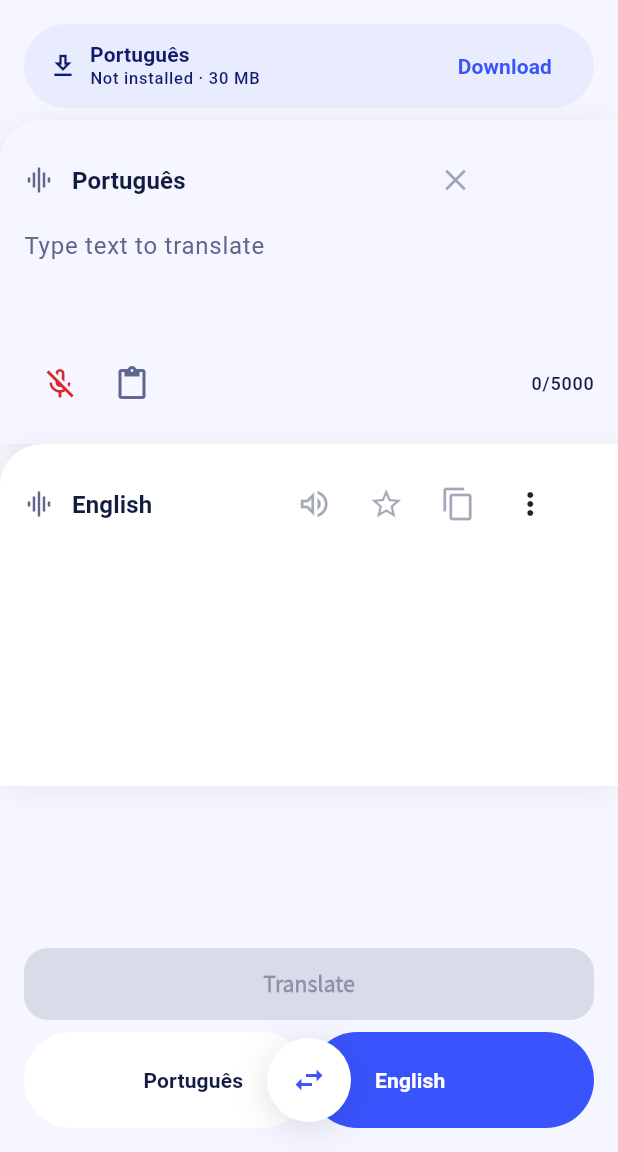
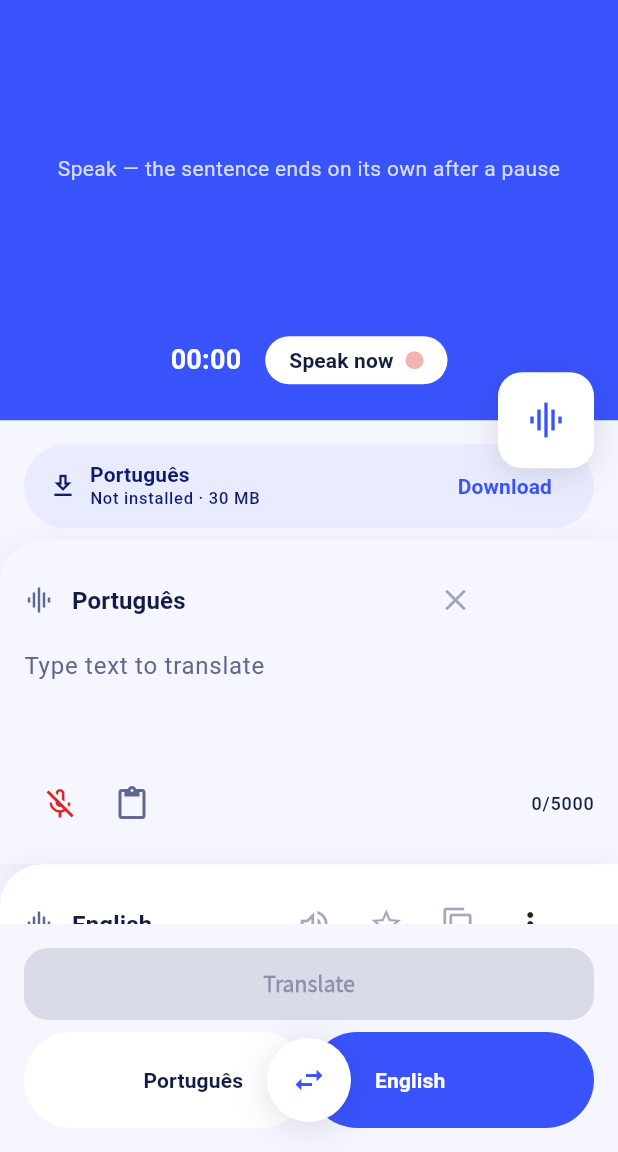
Before and after one commit to Paulokkkkkkkkk/Translatoo, a Flutter app: the screen it shows after launch, after a tap on the "mic none" icon, on a phone screen of 412 x 824 dp, the part 84-1236 px from its top. Run offline on Flutter 3.47's test engine with Material 3 defaults, Android fonts, the phone set to English and light mode, and no system bars; our stand-ins replace connectivity_plus, flutter_tts, permission_handler, shared_preferences; missing offline and left inert: google_mlkit_translation, record, whisper_ggml.

Commit message:
feat(ds): modo voz do case — bloco expandido, onda no cabecalho e botao de modo
A tela de voz que o case desenha nunca tinha sido implementada: a F2.5
entregou a escuta como bottom sheet, e o design system especifica desde a
F0.10 um bloco de marca que CRESCE para ~40% com a onda dentro.

BOTAO DE MODO (§5.3 · §P4). Squircle de 64 dp, plano 3, posicionado para
TRANSBORDAR o limite entre bloco de marca e painel — o Stack usa
clipBehavior: none, senao ele seria recortado, e e justamente o transbordo
que faz dele o unico elemento que quebra a grade. Alterna DIRETO, sem
overlay: a §9.2 diz que overlay para escolher entre duas coisas e
cerimonia sem conteudo. Lado de 64 dp usa radiusMd, nao radiusLg — abaixo
de 96 dp o raio grande deforma o quadrado em circulo (§2).

BLOCO DE VOZ (§5.11, nova). Continua visualmente a AppBar: mesma
colorPrimary, sem separador. Onda em colorOnPrimary (§5.7) — a cor virou
parametro do Waveform, que a §5.9 ja previa. Cronometro e pilula de
estado com o ponto de gravacao abaixo dela.

O PARCIAL NAO FICA NO BLOCO: vai para o painel de origem, como no case. O
bloco de marca e da onda; o texto e do painel. E preview — nao toca em
sourceText, entao cancelar continua restaurando (AC-M2-4).

DUAS REGRAS DE ESTADO que a folha nao tinha:
- Sair do modo voz durante a escuta CANCELA. Trocar de modo e desistir do
  ditado; finalizar traduziria algo que o usuario abandonou.
- Terminar a escuta NAO sai do modo. O bloco e tela, nao overlay — quem
  sai dele e o botao de modo. A folha se fechava sozinha; esta e a
  diferenca de comportamento que os testes agora fixam.

FOLHA DE ESCUTA REMOVIDA (decisao do product owner na #58). listening_
sheet.dart sai, a §5.9 fica marcada como HISTORICA, e o WaveformPlaceholder
virou codigo morto junto — tambem removido.

193 testes verdes. Nao verificado em aparelho: o device se desconectou
antes da instalacao.

Closes #58

Co-Authored-By: Claude Opus 5 <noreply@anthropic.com>

```diff
--- a/lib/core/constants/app_strings.dart
+++ b/lib/core/constants/app_strings.dart
@@ -70,7 +70,10 @@ abstract final class AppStrings {
   String get micRationaleBody;
   String get micBlockedBody;
 
-  // Ditado (F2.5)
+  // Modo de tradução (§5.3 · §9.2) e ditado (F2.5)
+  String get modeText;
+  String get modeVoice;
+  String get actionSpeakNow;
   String get actionStopDictation;
   String get actionFinishDictation;
   String get dictationListening;
@@ -187,6 +190,12 @@ final class _PtStrings extends AppStrings {
   String get actionDictate => 'Ditar';
   @override
   String get micRationaleTitle => 'Usar o microfone?';
+  @override
+  String get modeText => 'Modo texto';
+  @override
+  String get modeVoice => 'Modo voz';
+  @override
+  String get actionSpeakNow => 'Falar agora';
   @override
   String get actionStopDictation => 'Parar de ouvir';
   @override
@@ -337,6 +346,12 @@ final class _EnStrings extends AppStrings {
   @override
   String get micRationaleTitle => 'Use the microphone?';
   @override
+  String get modeText => 'Text mode';
+  @override
+  String get modeVoice => 'Voice mode';
+  @override
+  String get actionSpeakNow => 'Speak now';
+  @override
   String get actionStopDictation => 'Stop listening';
   @override
   String get actionFinishDictation => 'Done';
@@ -485,6 +500,12 @@ final class _ZhStrings extends AppStrings {
   @override
   String get micRationaleTitle => '使用麦克风？';
   @override
+  String get modeText => '文字模式';
+  @override
+  String get modeVoice => '语音模式';
+  @override
+  String get actionSpeakNow => '开始说话';
+  @override
   String get actionStopDictation => '停止聆听';
   @override
   String get actionFinishDictation => '完成';
--- a/lib/ui/screens/translate_screen.dart
+++ b/lib/ui/screens/translate_screen.dart
@@ -16,10 +16,11 @@ import '../../state/translator_view_model.dart';
 import '../../state/tts_view_model.dart';
 import '../widgets/download_progress_card.dart';
 import '../widgets/language_bar.dart';
-import '../widgets/listening_sheet.dart';
 import '../widgets/mic_button.dart';
+import '../widgets/mode_button.dart';
 import '../widgets/shimmer_box.dart';
 import '../widgets/translation_panel.dart';
+import '../widgets/voice_block.dart';
 
 /// Tela Traduzir (F1.6 — PRD §3.1): cartões duplos origem/destino com ⇄
 /// central, tradução automática por debounce e fluxo de download embutido.
@@ -37,6 +38,10 @@ class TranslateScreen extends StatefulWidget {
 class _TranslateScreenState extends State<TranslateScreen> {
   final TextEditingController _controller = TextEditingController();
   TranslatorViewModel? _observed;
+
+  /// Modo ativo (§9.2). Com 2 modos o botão do canto alterna direto — estado
+  /// local basta: nenhum serviço nem outra tela precisa saber disto.
+  TranslateMode _mode = TranslateMode.text;
   AppException? _lastShownError;
   TtsViewModel? _observedTts;
   ErrorCode? _lastTtsError;
@@ -204,9 +209,29 @@ class _TranslateScreenState extends State<TranslateScreen> {
     final t = AppStrings.of(context);
     final manager = context.read<ModelManagerService>();
 
-    return Column(
+    final voice = _mode == TranslateMode.voice;
+    // §4: bloco de marca a ~40% da altura útil no modo voz (medido no case).
+    final voiceHeight = MediaQuery.sizeOf(context).height * 0.34;
+
+    return Stack(
+      // §P4: o botão de modo TRANSBORDA o limite entre bloco e painel. Sem
+      // isto ele seria recortado — e é justamente o transbordo que faz dele o
+      // único elemento que quebra a grade.
+      clipBehavior: Clip.none,
+      children: [
+        Column(
           crossAxisAlignment: CrossAxisAlignment.stretch,
           children: [
+            // ── Faixa 1 da §4: bloco de marca (só cresce no modo voz) ───────────
+            AnimatedSize(
+              duration: const Duration(milliseconds: 280),
+              curve: Curves.easeOutCubic, // §7: painel subindo
+              alignment: Alignment.topCenter,
+              child: voice
+                  ? VoiceBlock(height: voiceHeight)
+                  : const SizedBox(width: double.infinity, height: 0),
+            ),
+
             // ── Faixas 2 e 3 da §4: pilha de painéis ────────────────────────────
             // Painéis SANGRAM até a borda (§4) e são empilhados sem gap: o topo
             // arredondado do painel seguinte cobre a borda reta do anterior, que é
@@ -242,6 +267,7 @@ class _TranslateScreenState extends State<TranslateScreen> {
                     _OriginPanel(
                       controller: _controller,
                       onPaste: _pasteFromClipboard,
+                      onEnterVoiceMode: _enterVoiceMode,
                     ),
                     _DestinationPanel(onCopy: _copyTranslation),
                   ],
@@ -282,10 +308,12 @@ class _TranslateScreenState extends State<TranslateScreen> {
                     source: source,
                     target: target,
                     enabled: !translating,
-                onSelectSource: (language) =>
-                    context.read<TranslatorViewModel>().selectSource(language),
-                onSelectTarget: (language) =>
-                    context.read<TranslatorViewModel>().selectTarget(language),
+                    onSelectSource: (language) => context
+                        .read<TranslatorViewModel>()
+                        .selectSource(language),
+                    onSelectTarget: (language) => context
+                        .read<TranslatorViewModel>()
+                        .selectTarget(language),
                     onSwap: () => _observed!.swapLanguages(),
                     sourceSemanticLabel: t.originLabel,
                     targetSemanticLabel: t.destinationLabel,
@@ -295,7 +323,38 @@ class _TranslateScreenState extends State<TranslateScreen> {
               ),
             ),
           ],
+        ),
+        // Botão de modo (§5.3): metade sobre o bloco de marca, metade sobre o
+        // painel. Em modo voz o limite desce junto com o bloco.
+        Positioned(
+          top: (voice ? voiceHeight : 0) - ModeButton.size / 2,
+          right: AppSpacing.md,
+          child: ModeButton(mode: _mode, onToggle: _toggleMode),
+        ),
+      ],
     );
+  }
+
+  /// Entra no modo voz sem alternar — usado pelo 🎤 do painel de origem.
+  void _enterVoiceMode() {
+    if (_mode != TranslateMode.voice) {
+      setState(() => _mode = TranslateMode.voice);
+    }
+  }
+
+  /// Alterna Texto ↔ Voz. Sair do modo voz durante a escuta CANCELA — trocar de
+  /// modo é desistir do ditado, e finalizar traduziria algo que o usuário
+  /// abandonou.
+  void _toggleMode() {
+    final speech = context.read<SpeechViewModel>();
+    setState(() {
+      _mode = _mode == TranslateMode.text
+          ? TranslateMode.voice
+          : TranslateMode.text;
+    });
+    if (_mode == TranslateMode.text && speech.isDictating) {
+      unawaited(speech.cancel());
+    }
   }
 
   /// Primeiro idioma do par corrente que impede a tradução (download em curso
@@ -318,10 +377,15 @@ class _TranslateScreenState extends State<TranslateScreen> {
 /// Painel de ORIGEM (§4 faixa 2 · §5.1). Superfície `colorBackground` — um
 /// degrau mais escuro que o destino, pela inversão deliberada da §3.
 class _OriginPanel extends StatelessWidget {
-  const _OriginPanel({required this.controller, required this.onPaste});
+  const _OriginPanel({
+    required this.controller,
+    required this.onPaste,
+    required this.onEnterVoiceMode,
+  });
 
   final TextEditingController controller;
   final Future<void> Function() onPaste;
+  final VoidCallback onEnterVoiceMode;
 
   @override
   Widget build(BuildContext context) {
@@ -349,12 +413,36 @@ class _OriginPanel extends StatelessWidget {
           ),
         ],
       ),
-      footer: _OriginFooter(onPaste: onPaste),
+      footer: _OriginFooter(
+        onPaste: onPaste,
+        onEnterVoiceMode: onEnterVoiceMode,
+      ),
+      // Durante a escuta o painel mostra o PARCIAL, não o campo de digitação:
+      // é onde o case exibe o texto reconhecido, enquanto a onda fica no bloco
+      // de marca. O parcial é preview — não toca em `sourceText`, e por isso
+      // cancelar continua restaurando o texto anterior (AC-M2-4).
+      child: Selector<SpeechViewModel, (bool, String)>(
+        selector: (_, vm) => (vm.isDictating, vm.partialText),
+        builder: (context, data, child) {
+          final (dictating, partial) = data;
+          if (!dictating) return child!;
+          return Text(
+            partial.isEmpty ? t.dictationHint : partial,
+            // §5.1: parcial é itálico e secundário — sinaliza que o texto ainda
+            // vai ser reescrito pelo motor.
+            style: Theme.of(context).textTheme.bodyLarge?.copyWith(
+              color: Theme.of(context).colorScheme.onSurfaceVariant,
+              fontStyle: FontStyle.italic,
+            ),
+          );
+        },
         child: TextField(
           controller: controller,
           // RF-M2-07: digitar durante a escuta disputaria o mesmo campo que o
           // ditado vai preencher.
-        enabled: !context.select<SpeechViewModel, bool>((vm) => vm.isDictating),
+          enabled: !context.select<SpeechViewModel, bool>(
+            (vm) => vm.isDictating,
+          ),
           maxLines: null,
           minLines: 3,
           keyboardType: TextInputType.multiline,
@@ -370,6 +458,7 @@ class _OriginPanel extends StatelessWidget {
             isDense: true,
             contentPadding: EdgeInsets.zero,
             hintText: t.sourceHint,
+          ),
         ),
       ),
     );
@@ -399,9 +488,13 @@ class _OriginPanel extends StatelessWidget {
 /// Rodapé do cartão origem (F1.6): 🎤 placeholder F2 · colar · contador n/5000
 /// com aviso de truncamento. Rebuild cirúrgico — só o rodapé reage ao texto.
 class _OriginFooter extends StatelessWidget {
-  const _OriginFooter({required this.onPaste});
+  const _OriginFooter({required this.onPaste, required this.onEnterVoiceMode});
 
   final Future<void> Function() onPaste;
+
+  /// O 🎤 leva ao modo voz (§4): desde a #58 a escuta acontece no bloco de
+  /// marca expandido, e não mais numa folha sobreposta.
+  final VoidCallback onEnterVoiceMode;
 
   /// Toque no 🎤 (F2.5). O que fazer depende do estado, e não do que a UI
   /// acha que está acontecendo — a máquina de estados é a fonte da verdade.
@@ -421,14 +514,16 @@ class _OriginFooter extends StatelessWidget {
         // RF-M2-07: o microfone e a voz não dividem o mesmo instante — se uma
         // tradução está sendo lida, o ditado a interrompe antes de começar.
         unawaited(context.read<TtsViewModel>().stop());
+        // Entra no modo voz ANTES de pedir permissão: o bloco de marca já
+        // cresce, e o diálogo do sistema aparece sobre a tela que vai receber
+        // a fala — não sobre a tela de digitação.
+        onEnterVoiceMode();
         await speech.start(
           onPermissionNeeded: () async =>
               context.mounted && await _showRationaleDialog(context),
         );
         if (!context.mounted) return;
-        if (speech.state == SpeechState.listening) {
-          await ListeningSheet.show(context);
-        } else if (speech.errorAction == SuggestedAction.openSettings) {
+        if (speech.errorAction == SuggestedAction.openSettings) {
           speech.acknowledgeError();
           if (context.mounted) await _showBlockedDialog(context);
         }
--- /dev/null
+++ b/lib/ui/widgets/mode_button.dart
@@ -0,0 +1,91 @@
+import 'package:flutter/material.dart';
+
+import '../../core/constants/app_spacing.dart';
+import '../../core/constants/app_strings.dart';
+
+/// Modo de tradução da v1 (§9.1). Enum FECHADO: o terceiro modo do roadmap
+/// entra aqui e quebra os `switch` que precisarem mudar, em vez de cair num
+/// `default` silencioso.
+enum TranslateMode {
+  /// Digitação — o padrão.
+  text,
+
+  /// Ditado: o bloco de marca cresce e recebe a onda (§4).
+  voice,
+}
+
+/// Botão de modo (§5.3 · §P4).
+///
+/// Squircle de 64 dp, plano 3, ancorado no canto superior direito e posicionado
+/// para **transbordar** o limite entre o bloco de marca e o painel. É o único
+/// elemento que quebra a grade — e por isso é o que o olho encontra primeiro.
+///
+/// **Alterna direto, sem overlay.** A §9.2 é explícita: com 2 modos, um overlay
+/// de tela cheia para escolher entre duas coisas é cerimônia sem conteúdo. O
+/// grid da §5.4 já está especificado para quando o terceiro modo chegar; até lá
+/// este botão é o seletor inteiro.
+class ModeButton extends StatelessWidget {
+  const ModeButton({required this.mode, required this.onToggle, super.key});
+
+  final TranslateMode mode;
+  final VoidCallback onToggle;
+
+  /// §5.3: lado de 64 dp. Abaixo de 96 dp o raio grande deforma o quadrado em
+  /// círculo, então a §2 manda usar `radiusMd` — e não `radiusLg`.
+  static const double size = 64;
+
+  @override
+  Widget build(BuildContext context) {
+    final t = AppStrings.of(context);
+    final colors = Theme.of(context).colorScheme;
+
+    final (IconData icon, String label) = switch (mode) {
+      // O ícone mostra o modo ATIVO, não o destino do toque — é o que o case
+      // faz, e o que deixa o estado legível sem rótulo.
+      TranslateMode.text => (Icons.text_fields, t.modeText),
+      TranslateMode.voice => (Icons.graphic_eq, t.modeVoice),
+    };
+
+    return Semantics(
+      button: true,
+      label: label,
+      child: Container(
+        decoration: BoxDecoration(
+          borderRadius: BorderRadius.circular(AppSpacing.radiusMd),
+          // Plano 3 (§3): y+4, blur 20, ~12% preto.
+          boxShadow: <BoxShadow>[
+            BoxShadow(
+              color: colors.shadow.withValues(alpha: 0.12),
+              offset: const Offset(0, 4),
+              blurRadius: 20,
+            ),
+          ],
+        ),
+        child: Material(
+          color: colors.surface,
+          borderRadius: BorderRadius.circular(AppSpacing.radiusMd),
+          clipBehavior: Clip.antiAlias,
+          child: InkWell(
+            onTap: onToggle,
+            child: SizedBox.square(
+              dimension: size,
+              child: AnimatedSwitcher(
+                // §7: 200 ms, `easeInOut`. O ícone faz cross-fade; o botão não
+                // se move nem muda de forma.
+                duration: const Duration(milliseconds: 200),
+                switchInCurve: Curves.easeInOut,
+                switchOutCurve: Curves.easeInOut,
+                child: Icon(
+                  icon,
+                  key: ValueKey<TranslateMode>(mode),
+                  size: 28,
+                  color: colors.primary,
+                ),
+              ),
+            ),
+          ),
+        ),
+      ),
+    );
+  }
+}
--- /dev/null
+++ b/lib/ui/widgets/voice_block.dart
@@ -0,0 +1,174 @@
+import 'package:flutter/material.dart';
+import 'package:flutter/services.dart';
+import 'package:provider/provider.dart';
+
+import '../../core/constants/app_spacing.dart';
+import '../../core/constants/app_strings.dart';
+import '../../state/speech_view_model.dart';
+import 'waveform.dart';
+
+/// Bloco de marca expandido do modo voz (§4 · §5.7 · plano 1 da §3).
+///
+/// Ocupa ~40% da altura útil — proporção MEDIDA na prancha de voz do case, não
+/// estimada. No modo texto o bloco de marca é só a barra superior (12–15%);
+/// aqui ele cresce para caber a onda, o cronômetro e a pílula de estado.
+///
+/// Continua visualmente a `AppBar`: mesma superfície `colorPrimary`, sem
+/// separador. As duas lidas juntas são o bloco de marca da §4.
+///
+/// SUBSTITUI a folha de escuta da F2.5. A decisão está registrada na
+/// [#58](../../issues/58): o case não tem sheet, e manter as duas dobraria a
+/// superfície de teste do M2 sem ganho para o usuário.
+class VoiceBlock extends StatelessWidget {
+  const VoiceBlock({required this.height, super.key});
+
+  /// Altura já resolvida pelo chamador (~40% da altura útil, §4).
+  final double height;
+
+  static String _mmss(int seconds) {
+    final minutes = (seconds ~/ 60).toString().padLeft(2, '0');
+    return '$minutes:${(seconds % 60).toString().padLeft(2, '0')}';
+  }
+
+  @override
+  Widget build(BuildContext context) {
+    final t = AppStrings.of(context);
+    final theme = Theme.of(context);
+    final onBrand = theme.colorScheme.onPrimary;
+
+    return Container(
+      height: height,
+      width: double.infinity,
+      color: theme.colorScheme.primary,
+      padding: const EdgeInsets.symmetric(horizontal: AppSpacing.md),
+      child: Consumer<SpeechViewModel>(
+        builder: (context, vm, _) {
+          final listening = vm.state == SpeechState.listening;
+
+          return Column(
+            mainAxisAlignment: MainAxisAlignment.center,
+            children: [
+              Expanded(
+                child: Center(
+                  // §5.7: sobre o bloco de marca as barras são `colorOnPrimary`
+                  // — na folha da F2.5 eram `colorPrimary` porque a superfície
+                  // era clara. A geometria não muda.
+                  child: vm.hasAudioLevel
+                      ? Waveform(
+                          levels: vm.waveformLevels,
+                          color: onBrand,
+                          height: height * 0.4,
+                        )
+                      : _IdleHint(label: t.dictationHint, color: onBrand),
+                ),
+              ),
+              // §5.7: abaixo da onda, tempo decorrido + pílula de estado com o
+              // ponto de gravação em `colorError`.
+              Padding(
+                padding: const EdgeInsets.only(bottom: AppSpacing.lg),
+                child: Row(
+                  mainAxisAlignment: MainAxisAlignment.center,
+                  children: [
+                    Text(
+                      _mmss(vm.elapsedSeconds),
+                      style: theme.textTheme.titleMedium?.copyWith(
+                        color: onBrand,
+                      ),
+                    ),
+                    const SizedBox(width: AppSpacing.md),
+                    _StatePill(listening: listening),
+                  ],
+                ),
+              ),
+            ],
+          );
+        },
+      ),
+    );
+  }
+}
+
+/// Sem nível de microfone não há onda (§5.7) — mas o bloco não pode ficar vazio.
+/// Uma linha de instrução é honesta: diz o que fazer sem fingir atividade.
+class _IdleHint extends StatelessWidget {
+  const _IdleHint({required this.label, required this.color});
+
+  final String label;
+  final Color color;
+
+  @override
+  Widget build(BuildContext context) => Text(
+    label,
+    textAlign: TextAlign.center,
+    style: Theme.of(
+      context,
+    ).textTheme.bodyMedium?.copyWith(color: color.withValues(alpha: 0.8)),
+  );
+}
+
+/// Pílula "falar agora / ouvindo" com o ponto de gravação (§5.7 · §5.6).
+///
+/// É o controle que inicia e encerra a escuta. Fica na superfície clara sobre o
+/// bloco de marca — texto pequeno direto sobre `colorPrimary` não passaria em
+/// contraste (§8 regra 2).
+class _StatePill extends StatelessWidget {
+  const _StatePill({required this.listening});
+
+  final bool listening;
+
+  @override
+  Widget build(BuildContext context) {
+    final t = AppStrings.of(context);
+    final theme = Theme.of(context);
+    final vm = context.read<SpeechViewModel>();
+
+    return Semantics(
+      button: true,
+      label: listening ? t.actionStopDictation : t.actionSpeakNow,
+      child: Material(
+        color: theme.colorScheme.surface,
+        borderRadius: BorderRadius.circular(AppSpacing.radiusPill),
+        child: InkWell(
+          borderRadius: BorderRadius.circular(AppSpacing.radiusPill),
+          onTap: () => listening ? vm.stop() : _start(context, vm),
+          child: Padding(
+            padding: const EdgeInsets.symmetric(
+              horizontal: AppSpacing.md,
+              vertical: AppSpacing.sm,
+            ),
+            child: Row(
+              mainAxisSize: MainAxisSize.min,
+              children: [
+                Text(
+                  listening ? t.dictationListening : t.actionSpeakNow,
+                  style: theme.textTheme.labelLarge?.copyWith(
+                    color: theme.colorScheme.onSurface,
+                  ),
+                ),
+                const SizedBox(width: AppSpacing.sm),
+                // Ponto de gravação — uma das três exceções cromáticas da §6.
+                AnimatedOpacity(
+                  opacity: listening ? 1 : 0.35,
+                  duration: const Duration(milliseconds: 200),
+                  child: Container(
+                    width: AppSpacing.sm + AppSpacing.xs,
+                    height: AppSpacing.sm + AppSpacing.xs,
+                    decoration: BoxDecoration(
+                      shape: BoxShape.circle,
+                      color: theme.colorScheme.error,
+                    ),
+                  ),
+                ),
+              ],
+            ),
+          ),
+        ),
+      ),
+    );
+  }
+
+  void _start(BuildContext context, SpeechViewModel vm) {
+    HapticFeedback.selectionClick();
+    vm.start();
+  }
+}
```
Also changed, not shown: lib/ui/widgets/listening_sheet.dart (deleted, +0 -159 lines), lib/ui/widgets/waveform.dart (+11 -29 lines), 4 other files. Lines whose indentation alone changed are shown as unchanged.
